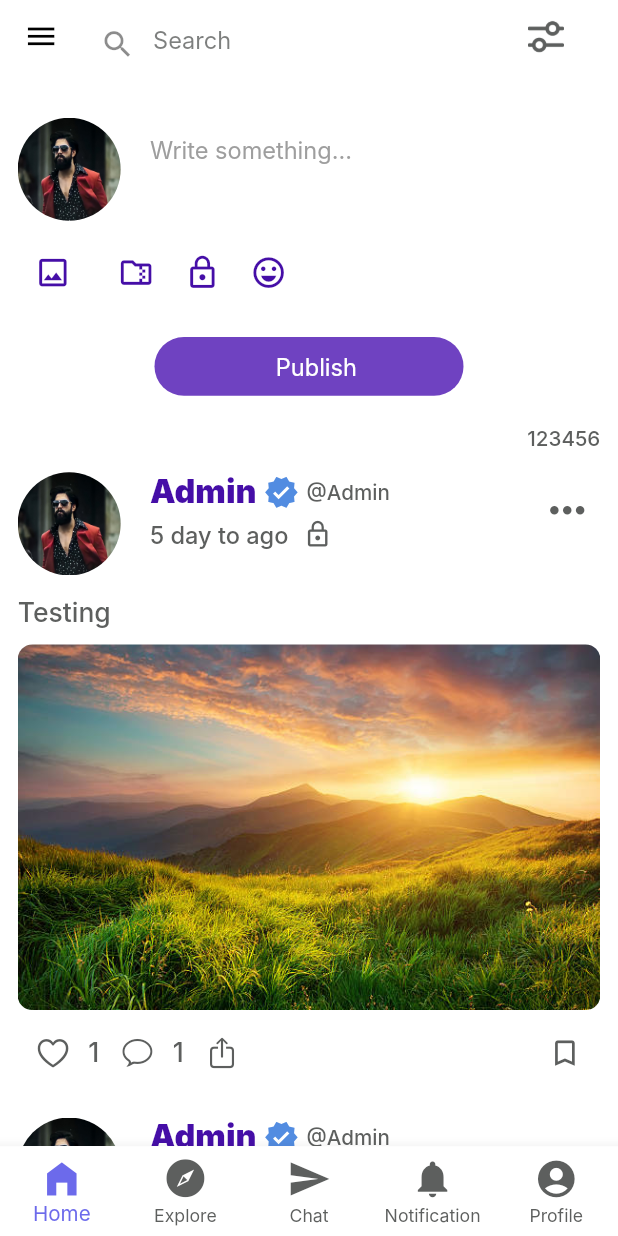
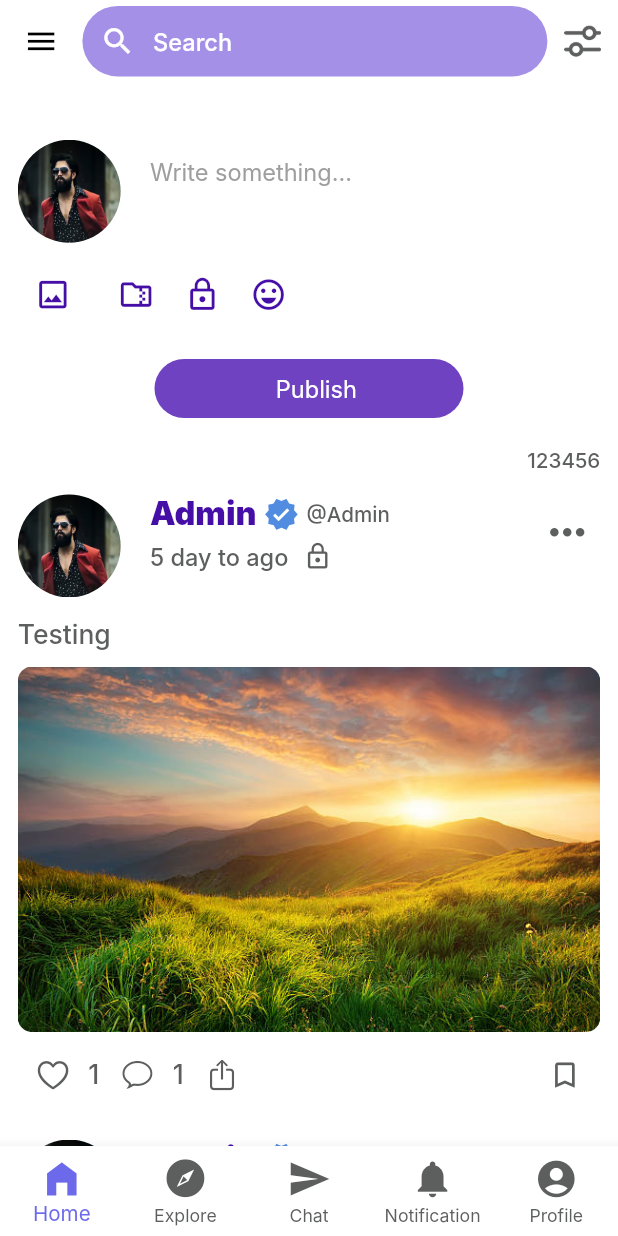
Before and after one commit to nikhilpanseriya1/Fans, a Flutter app: the HomeStructureView screen opened directly, on a phone screen of 412 x 824 dp. Run offline on Flutter 3.47's test engine with Material 2 defaults, Android fonts, the phone set to English and light mode, and no system bars; our stand-ins replace country_code_picker, emoji_picker_flutter, fluttertoast, get, get_storage, image_picker and 8 more; missing offline and left inert: dart:ffi; accounts and stored records are empty; Roboto replaces fonts that are missing (Inter).

Commit message:
commit_code

```diff
--- a/lib/main.dart
+++ b/lib/main.dart
@@ -14,6 +14,7 @@ import 'package:responsive_framework/utils/scroll_behavior.dart';
 
 import 'moduls/Home/notification/View/edit_page_screen.dart';
 import 'moduls/Home/notification/View/may_page_screen.dart';
+import 'moduls/Home/notification/View/wallet_screen.dart';
 
 final getPreference = GetStorage();
 
--- a/lib/moduls/Home/home/explore_posts_screen.dart
+++ b/lib/moduls/Home/home/explore_posts_screen.dart
@@ -239,8 +239,7 @@ class _ExplorePostsScreenState extends State<ExplorePostsScreen> {
                                         splashColor: colorRed,
                                         splashRadius: 20.0,
                                         onPressed: () {
-                                          kHomeController.likeButton.value =
-                                              !kHomeController.likeButton.value;
+                                          kHomeController.likeButton.value = !kHomeController.likeButton.value;
                                         },
                                         icon: Icon(
                                           kHomeController.likeButton.value ==
--- a/lib/moduls/Home/home_structure.dart
+++ b/lib/moduls/Home/home_structure.dart
@@ -6,7 +6,6 @@ import 'package:fans/moduls/Home/notification/View/may_page_screen.dart';
 import 'package:fans/moduls/Home/notification/View/mysubscribers_screen.dart';
 import 'package:fans/moduls/Home/notification/View/mysubscriptions_screen.dart';
 import 'package:fans/moduls/Home/notification/View/social_profile_screen.dart';
-import 'package:fans/utility/common_buttons.dart';
 import 'package:fans/utility/utility_export.dart';
 import 'package:flutter/cupertino.dart';
 import 'package:flutter/material.dart';
@@ -54,14 +53,18 @@ class _HomeStructureViewState extends State<HomeStructureView> {
 
   @override
   Widget build(BuildContext context) {
+
     return SafeArea(
       child: Scaffold(
         key: _key,
         appBar: commonAppBar(
+            height: 65.0,
             leadingIcon: IconButton(
-            icon: const Icon(
+              icon: const Center(
+                child: Icon(
                   Icons.menu,
                   color: colorBlack,
+                ),
               ),
               onPressed: () {
                 _key.currentState?.openDrawer();
@@ -69,41 +72,48 @@ class _HomeStructureViewState extends State<HomeStructureView> {
               },
             ),
             titleWidget: tabSelectedIndex.value == 0
-              ? Row(
-                children: [
-                  Expanded(
-                    flex: 5,
+                ? Center(
                     child: commonTextField(
+                        filledColor: appBarColor,
                         hintText: 'Search',
                         textEditingController: null,
-                        isBorder: false,
-                        preFixWidget: const Icon(Icons.search)),
-                  ),
-                  Expanded(
-                    flex: 1,
-                    child: Align(
-                      alignment: Alignment.centerRight,
-                      child: IconButton(
+                        borderOpacity: 0.0,
+                        borderRadiusColor: deepPurpleColor.withOpacity(0.0),
+                        hintStyle: FontStyleUtility.whiteInter16W500,
+                        isBorder: true,
+                        textStyle: FontStyleUtility.whiteInter16W500,
+                        preFixWidget: const Icon(Icons.search,color: colorWhite,)),
+                  )
+                : const SizedBox(),
+            actionWidgets: [
+              tabSelectedIndex.value == 0
+                  ? IconButton(
+                      padding: const EdgeInsets.only(right: 4.0, left: 4.0),
                       onPressed: () {
                         showModalBottomSheet(
                             shape: const RoundedRectangleBorder(
                                 borderRadius: BorderRadius.only(
-                                        topRight: Radius.circular(20), topLeft: Radius.circular(20))),
+                                    topRight: Radius.circular(20),
+                                    topLeft: Radius.circular(20))),
                             context: context,
                             builder: (context) {
                               return Container(
                                 decoration: const BoxDecoration(
                                     borderRadius: BorderRadius.only(
-                                            topRight: Radius.circular(20), topLeft: Radius.circular(20))),
+                                        topRight: Radius.circular(20),
+                                        topLeft: Radius.circular(20))),
                                 child: Column(
                                   mainAxisSize: MainAxisSize.min,
                                   children: <Widget>[
                                     Container(
-                                          margin: const EdgeInsets.symmetric(vertical: 20),
+                                      margin: const EdgeInsets.symmetric(
+                                          vertical: 20),
                                       height: 5,
                                       width: 100,
                                       decoration: BoxDecoration(
-                                              color: colorGrey, borderRadius: BorderRadius.circular(100)),
+                                          color: colorGrey,
+                                          borderRadius:
+                                              BorderRadius.circular(100)),
                                     ),
                                     ListTile(
                                         title: Text(
@@ -136,13 +146,9 @@ class _HomeStructureViewState extends State<HomeStructureView> {
                         height: 25,
                         width: 25,
                         scale: 3.5,
-                          )),
-                    ),
-                  ),
-                ],
-              )
+                      ))
                   : const SizedBox(),
-        ),
+            ]),
         drawer: Drawer(
           child: ListView(
             // Important: Remove any padding from the ListView.
--- a/lib/moduls/Home/notification/View/verified_account_screen.dart
+++ b/lib/moduls/Home/notification/View/verified_account_screen.dart
@@ -25,10 +25,11 @@ class _VerifiedAccountViewState extends State<VerifiedAccountView> {
             70.heightBox,
             Center(
               child: Container(
+                width: getScreenWidth(context) * 0.8,
                 padding: const EdgeInsets.all(15),
                 decoration: BoxDecoration(
-                  color: colorGreen,
-                  borderRadius: BorderRadius.circular(10),
+                  color: colorDarkGreen,
+                  borderRadius: BorderRadius.circular(25),
                 ),
                 child: Row(
                   mainAxisAlignment: MainAxisAlignment.center,
--- a/lib/utility/colors_utility.dart
+++ b/lib/utility/colors_utility.dart
@@ -6,7 +6,7 @@ const Color colorPrimaryDark = Color(0xFF5344AD);
 const Color colorDarkBlue = Color(0xFF0D0F42);
 const Color colorPink = Color(0xFFFF4A7A);
 const Color colorGreen = Color(0xFF08E453);
-const Color colorDarkGreen = Color(0xFF21832D);
+const Color colorDarkGreen = Color(0xFF2A9436);
 const Color colorDarkBlack = Color(0xFF1A202C);
 const Color colorSemiDarkBlack = Color(0xFF202125);
 const Color colorGrey = Color(0xFF5D5F5E);
@@ -18,6 +18,7 @@ const Color colorFacebook = Color(0xFF4267B2);
 const Color deepPurpleColor = Color(0xFF450ea7);
 const Color lightPurpleColor = Color(0xFF6f42c1);
 const Color colorSplash = Color(0xFF6856A5);
+const Color appBarColor = Color(0xFFA490E7);
 const Color colorYellow = Colors.amber;
 
 const Color textColor = Color(0xFF1A202C);
--- a/lib/utility/common_textfield.dart
+++ b/lib/utility/common_textfield.dart
@@ -41,6 +41,8 @@ Widget commonTextField(
     ExactAssetImage? preFixIcon,
     Widget? preFixWidget,
     Color? filledColor = textFieldColor,
+    TextStyle? textStyle,
+    Color? borderRadiusColor,
     RxBool? showPassword,
     int? maxLength,
     EdgeInsetsGeometry? contentPadding,
@@ -61,9 +63,7 @@ Widget commonTextField(
         labelText == null || labelText.isEmpty
             ? const SizedBox()
             : Text(labelText, style: FontStyleUtility.greyInter14W500),
-        const SizedBox(
-          height: 10.0,
-        ),
+
         TextFormField(
           maxLength: maxLength ?? 10000,
           scrollController: scrollController,
@@ -72,7 +72,6 @@ Widget commonTextField(
           enabled: isEnabled != null && !isEnabled ? false : true,
           textAlign: align ?? TextAlign.start,
           showCursor: !isReadOnly,
-
           onTap: () {
             borderColor = colorBlack.withOpacity(borderOpacity ?? 0.5);
             if (onTapFunction != null) {
@@ -113,12 +112,13 @@ Widget commonTextField(
           obscureText: passwordVisible,
           textInputAction: inputAction ?? TextInputAction.next,
 
-          style: const TextStyle(
-            fontSize: 16,
-            fontWeight: FontWeight.w500,
-            fontFamily: 'Poppins',
-            color: textColor,
-          ),
+          style: textStyle ??
+              const TextStyle(
+                fontSize: 16,
+                fontWeight: FontWeight.w500,
+                fontFamily: 'Poppins',
+                color: textColor,
+              ),
           inputFormatters: inputFormatter,
           decoration: InputDecoration(
             counterText: '',
@@ -129,7 +129,14 @@ Widget commonTextField(
                 const EdgeInsets.fromLTRB(13.0, 11.0, 10.0, 11.0),
             focusedBorder: isBorder ? textFieldBorderStyle : null,
             disabledBorder: isBorder ? textFieldBorderStyle : null,
-            enabledBorder: isBorder ? textFieldBorderStyle : null,
+            enabledBorder: isBorder
+                ? textFieldBorderStyle.copyWith(
+                    borderSide: BorderSide(
+                        color: borderRadiusColor ??
+                            borderColor ??
+                            colorBlack.withOpacity(0.5)),
+                  )
+                : null,
             errorBorder: isBorder ? textFieldBorderStyle : null,
             focusedErrorBorder: isBorder ? textFieldBorderStyle : null,
             border: isBorder ? textFieldBorderStyle : null,
```
Also changed, not shown: lib/moduls/Home/notification/View/social_profile_screen.dart (+10 -4 lines), lib/moduls/Home/notification/View/subscription_price.dart (+21 -9 lines), lib/moduls/Home/notification/View/wallet_screen.dart (added, +173 -0 lines), lib/moduls/Home/notification/notification_screen.dart (+116 -48 lines), assets/appIcons/selcom_icon.png (added). Lines whose indentation alone changed are shown as unchanged.
